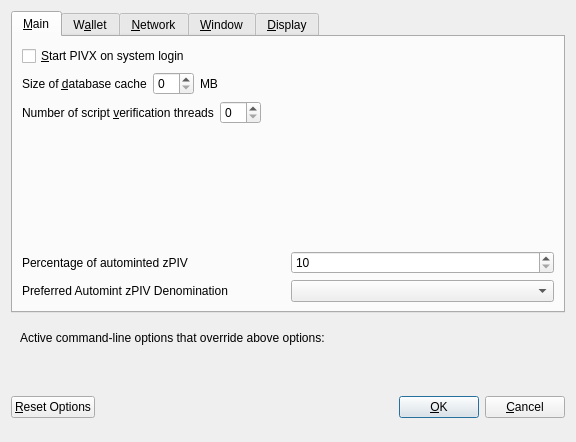
First picture: the form in src/qt/forms/optionsdialog.ui, repository PIVX-Project/PIVX, before the edit.
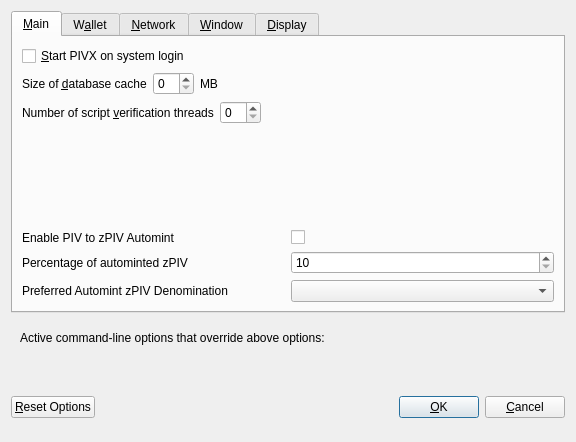
Second picture: the form after the edit. Custom widgets are drawn as their Qt base class.

Commit message: Add extra UI element to PIVX's Overview page displaying current status of zPIV autominting, and allowing to directly pull customer to Options dialog allowing to change appropriate settings.

```diff
--- a/src/qt/forms/optionsdialog.ui
+++ b/src/qt/forms/optionsdialog.ui
@@ -130,6 +130,27 @@
          </property>
         </spacer>
        </item>
+       <item>
+        <layout class="QHBoxLayout" name="horizontalLayout_4">
+         <item>
+          <widget class="QLabel" name="labelEnablezPIVAutoMint">
+           <property name="text">
+            <string>Enable PIV to zPIV Automint</string>
+           </property>
+           <property name="alignment">
+            <set>Qt::AlignLeading|Qt::AlignLeft|Qt::AlignVCenter</set>
+           </property>
+          </widget>
+         </item>
+         <item>
+          <widget class="QCheckBox" name="cbEnableAutoMint">
+           <property name="text">
+            <string/>
+           </property>
+          </widget>
+         </item>
+        </layout>
+       </item>
        <item>
         <layout class="QHBoxLayout" name="horizontalLayout_3">
          <item>
```
The commit also changes 4 other files.
